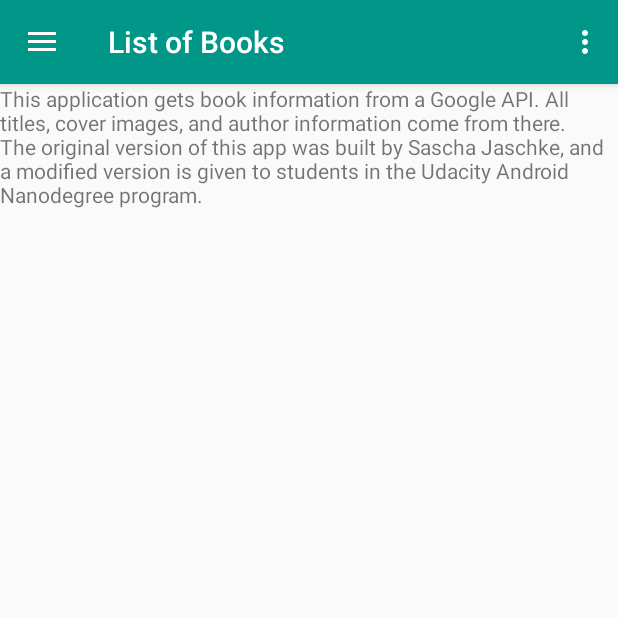
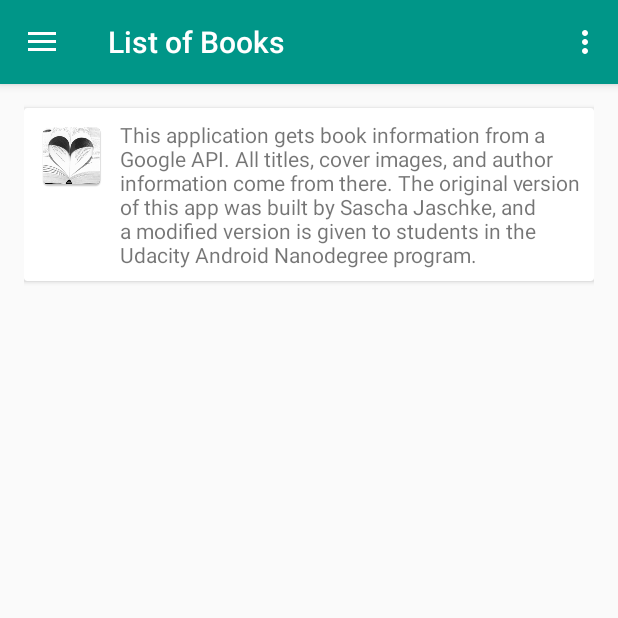
Before and after one commit to frank-tan/Super-Duo, an Android app: the fragment AboutFragment placed in its activity, on a phone screen of 412 x 824 dp, the top half of it. Run offline under Robolectric (Android 15) with nearby library versions, the phone set to English and light mode, and no system bars.

Commit message:
Styled about fragment

```diff
--- a/alexandria/app/build.gradle
+++ b/alexandria/app/build.gradle
@@ -38,6 +38,7 @@ android {
 dependencies {
     compile 'com.android.support:appcompat-v7:23.1.0'
     compile 'com.android.support:support-v4:23.1.0'
+    compile 'com.android.support:cardview-v7:23.1.0'
     compile 'com.android.support:design:23.1.0'
     compile 'com.journeyapps:zxing-android-embedded:3.0.2@aar'
     compile 'com.google.zxing:core:3.2.0'
--- a/alexandria/app/src/main/res/layout/fragment_about.xml
+++ b/alexandria/app/src/main/res/layout/fragment_about.xml
@@ -1,9 +1,42 @@
-<FrameLayout xmlns:android="http://schemas.android.com/apk/res/android"
-    xmlns:tools="http://schemas.android.com/tools" android:layout_width="match_parent"
-    android:layout_height="match_parent" tools:context="it.jaschke.alexandria.ui.AboutFragment">
+<FrameLayout
+    xmlns:android="http://schemas.android.com/apk/res/android"
+    xmlns:tools="http://schemas.android.com/tools"
+    android:layout_width="match_parent"
+    android:layout_height="match_parent"
+    tools:context="it.jaschke.alexandria.ui.AboutFragment"
+    android:layout_marginLeft="@dimen/layout_margin_detail_view_horizontal"
+    android:layout_marginRight="@dimen/layout_margin_detail_view_horizontal"
+    android:layout_marginTop="@dimen/layout_margin_detail_view_vertical"
+    android:layout_marginBottom="@dimen/layout_margin_detail_view_vertical">
 
-    <!-- TODO: Update blank fragment layout -->
-    <TextView android:layout_width="match_parent" android:layout_height="match_parent"
-        android:text="@string/about_text" />
+    <android.support.v7.widget.CardView
+        android:layout_width="match_parent"
+        android:layout_height="wrap_content"
+        android:layout_marginTop="@dimen/layout_margin_detail_view_vertical"
+        android:layout_marginBottom="@dimen/layout_margin_detail_view_vertical"
+        android:elevation="2dp"
+        >
+        <LinearLayout
+            android:layout_width="match_parent"
+            android:layout_height="wrap_content"
+            android:orientation="horizontal"
+            android:layout_marginLeft="@dimen/layout_margin_detail_view_vertical"
+            android:layout_marginRight="@dimen/layout_margin_detail_view_vertical"
+            android:layout_marginTop="@dimen/layout_margin_detail_view_vertical"
+            android:layout_marginBottom="@dimen/layout_margin_detail_view_vertical">
+
+            <ImageView
+                android:layout_width="wrap_content"
+                android:layout_height="wrap_content"
+                android:src="@drawable/ic_launcher"
+                android:layout_marginRight="@dimen/layout_margin_detail_view_vertical"/>
+
+            <TextView android:layout_width="match_parent" android:layout_height="wrap_content"
+                android:text="@string/about_text"
+                />
+        </LinearLayout>
+
+    </android.support.v7.widget.CardView>
+
 
 </FrameLayout>
--- a/alexandria/app/src/main/res/layout/fragment_navigation_drawer.xml
+++ b/alexandria/app/src/main/res/layout/fragment_navigation_drawer.xml
@@ -1,6 +1,6 @@
 <ListView xmlns:android="http://schemas.android.com/apk/res/android"
     xmlns:tools="http://schemas.android.com/tools" android:layout_width="match_parent"
     android:layout_height="match_parent" android:choiceMode="singleChoice"
-    android:background="@color/grey"
+    android:background="@color/white"
     android:divider="@android:color/transparent" android:dividerHeight="0dp"
     tools:context=".NavigationDrawerFragment" />
--- a/alexandria/app/src/main/res/values/dimens.xml
+++ b/alexandria/app/src/main/res/values/dimens.xml
@@ -8,4 +8,6 @@
     <!-- Per the design guidelines, navigation drawers should be between 240dp and 320dp:
          https://developer.android.com/design/patterns/navigation-drawer.html -->
     <dimen name="navigation_drawer_width">240dp</dimen>
+    <dimen name="layout_margin_detail_view_horizontal">16dp</dimen>
+    <dimen name="layout_margin_detail_view_vertical">8dp</dimen>
 </resources>
```
